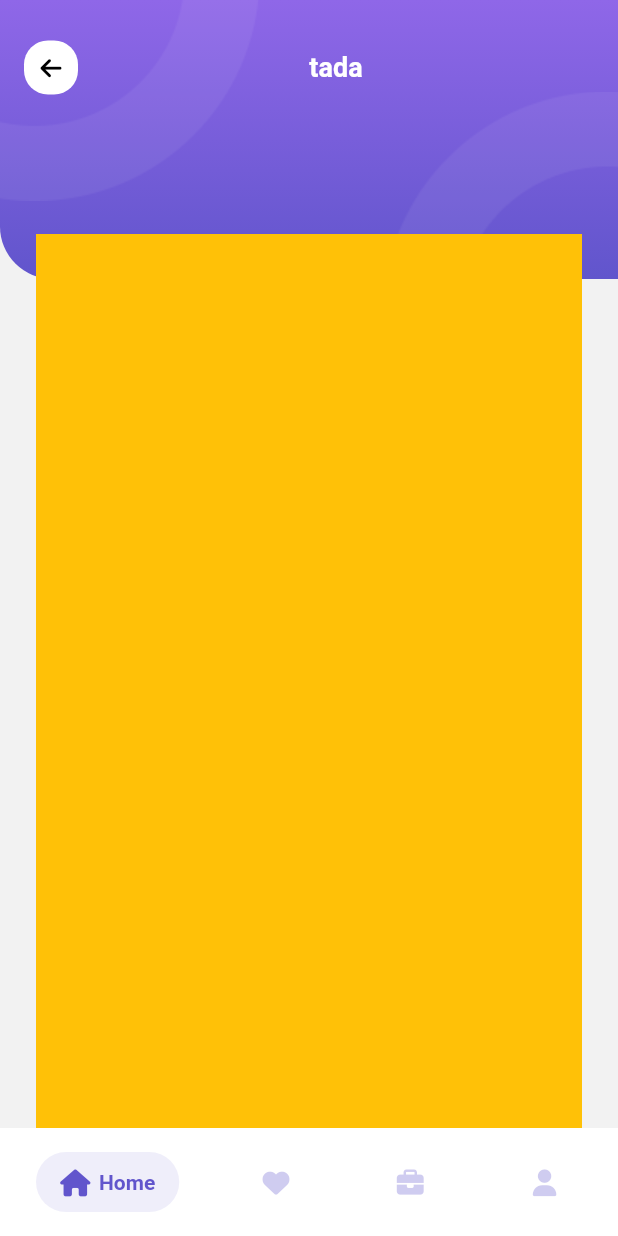
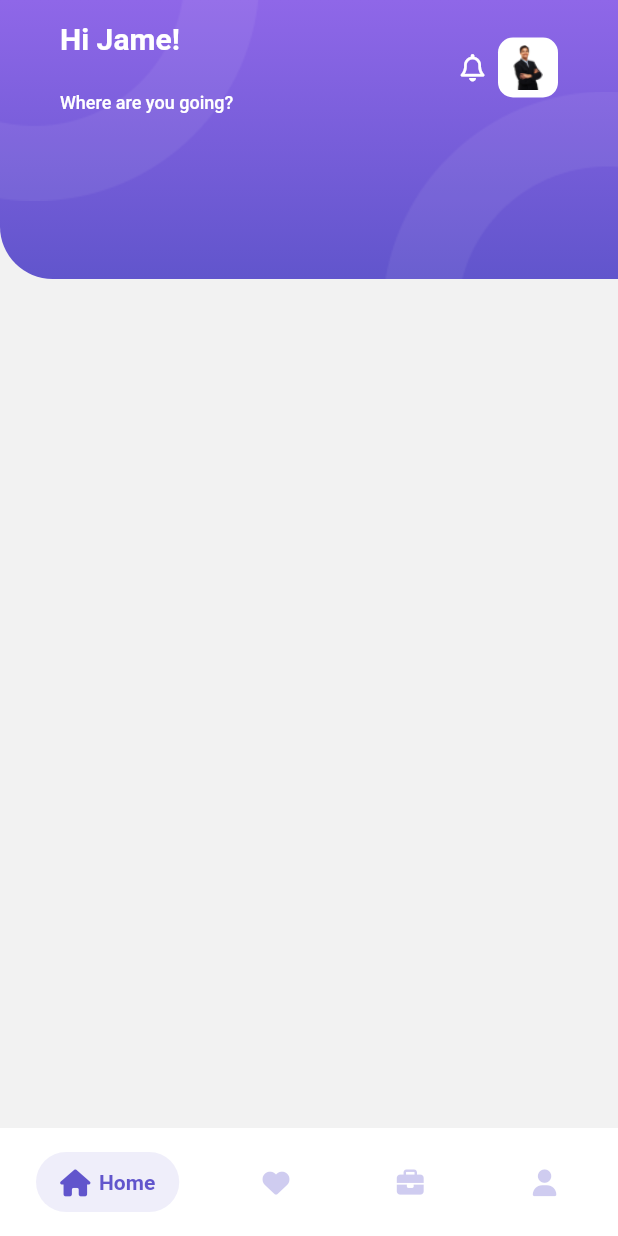
Before and after one commit to oanhlewkm/travel-app, a Flutter app: the MainApp screen opened by its route, on a phone screen of 412 x 824 dp. Run offline on Flutter 3.47's test engine with Material 2 defaults, Android fonts, the phone set to English and light mode, and no system bars; drawn by our look-alikes of salomon_bottom_bar; our stand-ins replace flutter_svg, font_awesome_flutter, hive_flutter, smooth_page_indicator; accounts and stored records are empty.

Commit message:
finish appbar home page

```diff
--- a/lib/representation/screen/home_screen.dart
+++ b/lib/representation/screen/home_screen.dart
@@ -1,4 +1,9 @@
 import 'package:flutter/material.dart';
+import 'package:font_awesome_flutter/font_awesome_flutter.dart';
+import 'package:new_app/core/constants/color_palatte.dart';
+import 'package:new_app/core/constants/dimension_constants.dart';
+import 'package:new_app/core/helpers/asset_helper.dart';
+import 'package:new_app/core/helpers/image_helper.dart';
 import 'package:new_app/representation/widgets/app_bar_container_widget.dart';
 
 class HomeScreen extends StatefulWidget {
@@ -12,11 +17,57 @@ class _HomeScreenState extends State<HomeScreen> {
   @override
   Widget build(BuildContext context) {
     return AppBarContainerWidge(
-      titleString: 'tada',
-      implementLeading: true,
-      child: Container(
-        color: Colors.amber,
+      title: Padding(
+        padding: EdgeInsets.all(kMediumPadding),
+        child: Row(
+          children: [
+            Column(
+              crossAxisAlignment: CrossAxisAlignment.start,
+              children: const [
+                Text(
+                  'Hi Jame!',
+                  style: TextStyle(
+                    fontWeight: FontWeight.bold,
+                    fontSize: 20,
+                  ),
+                ),
+                SizedBox(
+                  height: kMediumPadding,
+                ),
+                Text(
+                  'Where are you going?',
+                  style: TextStyle(
+                    fontSize: 12,
+                    color: Colors.white,
+                  ),
+                ),
+              ],
+            ),
+            const Spacer(),
+            const Icon(
+              FontAwesomeIcons.bell,
+              size: kDefaultIconSize,
+              color: Colors.white,
+            ),
+            const SizedBox(
+              width: kTopPadding,
+            ),
+            Container(
+              width: 40,
+              height: 40,
+              decoration: BoxDecoration(
+                borderRadius: BorderRadius.circular(kItemPadding),
+                color: Colors.white,
+              ),
+              padding: const EdgeInsets.all(kMinPadding),
+              child: ImageHelper.loadFromAsset(
+                AssetHelper.person,
+              ),
+            ),
+          ],
+        ),
       ),
+      child: Container(),
     );
   }
 }
--- a/lib/representation/widgets/app_bar_container_widget.dart
+++ b/lib/representation/widgets/app_bar_container_widget.dart
@@ -12,12 +12,14 @@ class AppBarContainerWidge extends StatelessWidget {
     this.title,
     this.titleString,
     this.implementLeading = false,
+    this.implementTraling = false,
   });
 
   final Widget child;
   final Widget? title;
   final String? titleString;
   final bool implementLeading;
+  final bool implementTraling;
 
   @override
   Widget build(BuildContext context) {
@@ -56,12 +58,27 @@ class AppBarContainerWidge extends StatelessWidget {
                                 titleString ?? '',
                                 style: const TextStyle(
                                   fontWeight: FontWeight.bold,
-                                fontSize: 18,
+                                  fontSize: 20,
                                 ),
                               ),
                             ],
                           ),
-                      ))
+                        ),
+                      ),
+                      if (implementTraling)
+                        Container(
+                          decoration: BoxDecoration(
+                            borderRadius:
+                                BorderRadius.circular(kDefaultPadding),
+                            color: Colors.white,
+                          ),
+                          padding: const EdgeInsets.all(kItemPadding),
+                          child: const Icon(
+                            FontAwesomeIcons.bars,
+                            size: kDefaultPadding,
+                            color: Colors.black,
+                          ),
+                        )
                     ],
                   ),
               backgroundColor: ColorPalette.backgroundScaffoldColor,
```
Lines whose indentation alone changed are shown as unchanged.
